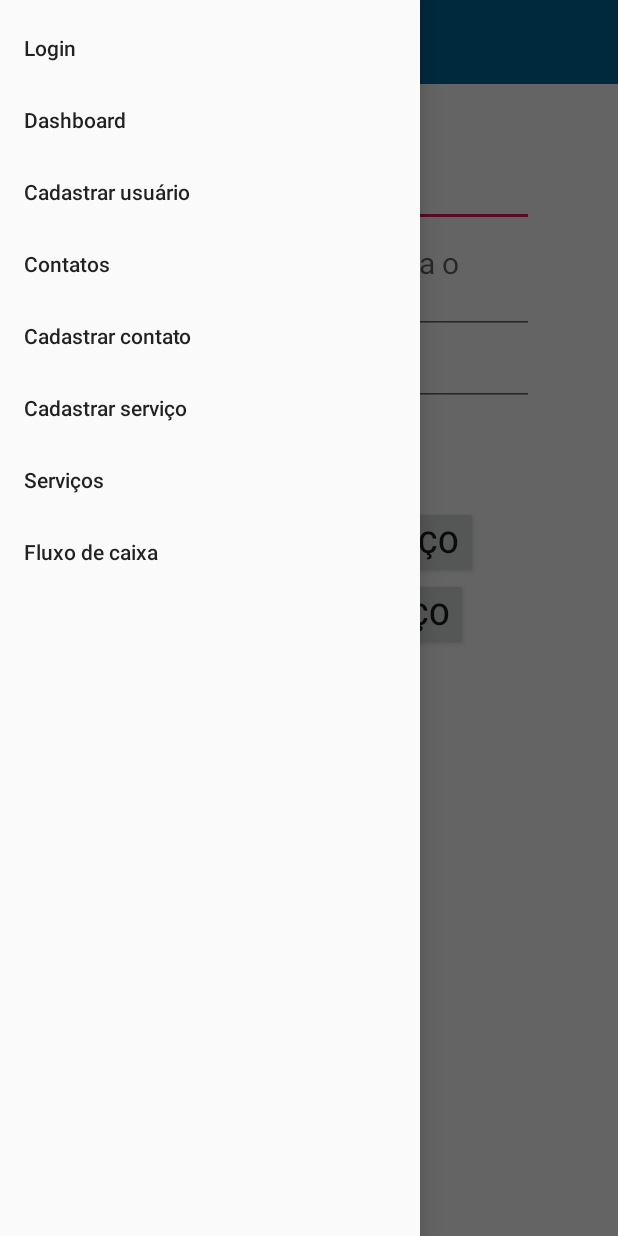
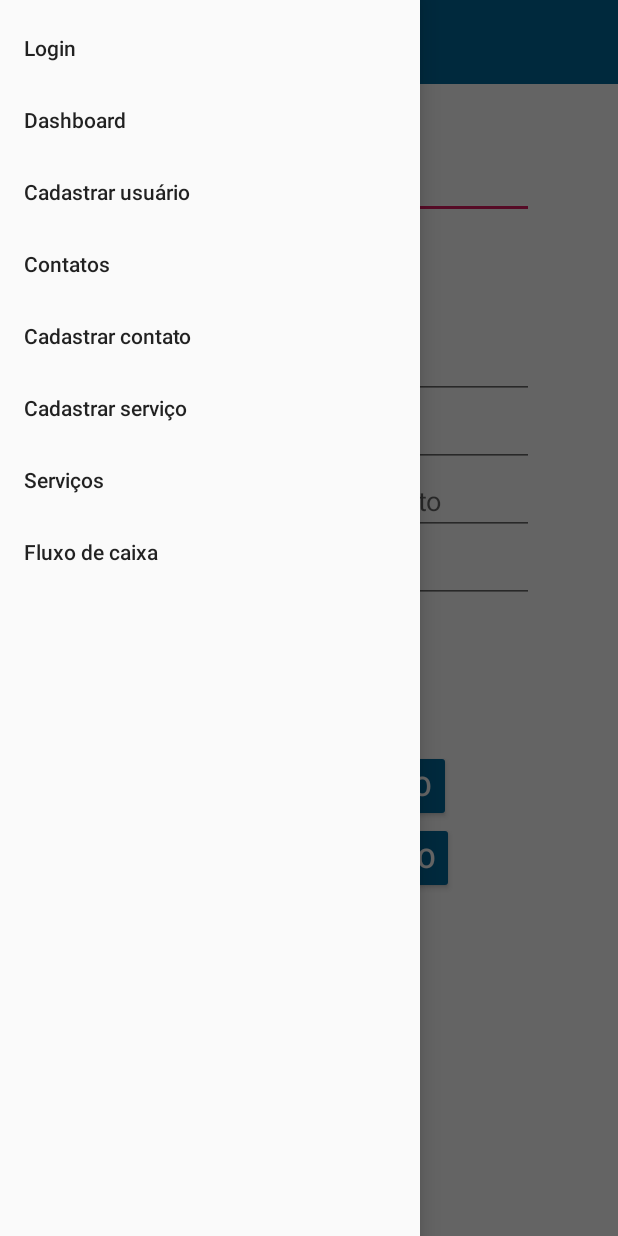
Before and after one commit to gabrielhofman/AppHairNew, an Android app: the screen it shows after launch (CadastroServico before the commit, DetalheAgendamento after it), with the side drawer open, on a phone screen of 412 x 824 dp. Run offline under Robolectric (Android 15) with nearby library versions, the phone set to English and light mode, and no system bars.

Commit message:
layout gabinho 1

```diff
--- a/app/src/main/java/com/example/apphairnew/Service/ApiService.java
+++ b/app/src/main/java/com/example/apphairnew/Service/ApiService.java
@@ -1,6 +1,7 @@
 package com.example.apphairnew.Service;
 
 import com.example.apphairnew.model.ContatoModel;
+import com.example.apphairnew.model.HorarioModel;
 import com.example.apphairnew.model.LoginModel;
 import com.example.apphairnew.model.ProfModel;
 import com.example.apphairnew.model.ServicoModel;
@@ -8,6 +9,7 @@ import com.example.apphairnew.response.CadContatoResponse;
 import com.example.apphairnew.response.CadProfResponse;
 import com.example.apphairnew.response.CadServicoResponse;
 import com.example.apphairnew.response.CepResponse;
+import com.example.apphairnew.response.HorarioResponse;
 import com.example.apphairnew.response.LoginResponse;
 
 import retrofit2.Call;
@@ -33,6 +35,9 @@ public interface ApiService {
     @POST("auth/CadastroServico")
     Call<CadServicoResponse> CadServico(@Body ServicoModel body);
 
+    @POST("auth/MarcarHorario")
+    Call<HorarioResponse> MarcarHorario(@Body HorarioModel body);
+
 
 
     @GET("{CEP}/json")
--- /dev/null
+++ b/app/src/main/java/com/example/apphairnew/ui/DetalheAgendamento.java
@@ -0,0 +1,162 @@
+package com.example.apphairnew.ui;
+
+import android.content.Intent;
+import android.support.annotation.NonNull;
+import android.support.design.widget.NavigationView;
+import android.support.v4.widget.DrawerLayout;
+import android.support.v7.app.ActionBar;
+import android.support.v7.app.AppCompatActivity;
+import android.os.Bundle;
+import android.support.v7.widget.Toolbar;
+import android.view.MenuItem;
+import android.view.View;
+import android.widget.Button;
+import android.widget.EditText;
+import android.widget.Toast;
+
+import com.example.apphairnew.R;
+import com.example.apphairnew.Service.ApiService;
+import com.example.apphairnew.model.HorarioModel;
+import com.example.apphairnew.response.HorarioResponse;
+import com.example.apphairnew.web.ApiControler;
+
+import retrofit2.Call;
+import retrofit2.Callback;
+import retrofit2.Response;
+
+public class DetalheAgendamento extends AppCompatActivity implements View.OnClickListener, NavigationView.OnNavigationItemSelectedListener {
+
+    private EditText campoNomeContato;
+    private EditText campoHoraInicio;
+    private EditText campoHoraFim;
+    private EditText campoNomeServico;
+    private EditText campoPrecoServico;
+
+    private Button botaoSalvarHorario;
+    private Button botaoConcluirHorario;
+    private Button botaoCancelarHorario;
+
+    private Toolbar toolbar;
+    private ActionBar actionBar;
+    private DrawerLayout drawerLayout;
+    private NavigationView navigationView;
+
+    private String nomeContato, horaInicio, horaFim, nomeServico;
+    private Float precoServico;
+    HorarioModel horarioModel = new HorarioModel();
+
+    private ApiService service = ApiControler.CreateController();
+
+
+    @Override
+    protected void onCreate(Bundle savedInstanceState) {
+        super.onCreate(savedInstanceState);
+        setContentView(R.layout.activity_detalhe_agendamento);
+
+        navigationView = (NavigationView) findViewById(R.id.navigation_view);
+        drawerLayout=(DrawerLayout) findViewById(R.id.drawer_layout);
+
+        //  Toolbar toolbar = (Toolbar) findViewById(R.id.toolbar);
+
+        Toolbar toolbar = (Toolbar) findViewById(R.id.toolbar);
+        setSupportActionBar(toolbar);
+
+        navigationView.setNavigationItemSelectedListener(this);
+
+        actionBar = getSupportActionBar();
+        actionBar.setDisplayHomeAsUpEnabled(true);
+        actionBar.setHomeAsUpIndicator(R.drawable.ic_menu_white_24dp);
+        actionBar.setTitle("Detalhes do horário");
+
+        campoNomeContato = (EditText) findViewById(R.id.campoNomeContato);
+        campoHoraInicio = (EditText) findViewById(R.id.campoHoraInicio);
+        campoHoraFim = (EditText) findViewById(R.id.campoHoraFim);
+        campoNomeServico = (EditText) findViewById(R.id.campoTipoServico);
+        campoPrecoServico = (EditText) findViewById(R.id.campoPrecoServico);
+
+        Button botaoSalvarHorario = (Button)findViewById(R.id.botaoSalvarHorario);
+        this.botaoSalvarHorario = botaoSalvarHorario;
+        botaoSalvarHorario.setOnClickListener(this);
+
+        Button botaoConcluirHorario = (Button)findViewById(R.id.botaoConcluirHorario);
+        this.botaoConcluirHorario = botaoConcluirHorario;
+        botaoConcluirHorario.setOnClickListener(this);
+
+        Button botaoCalcelarHorario = (Button)findViewById(R.id.botaoCancelarHorario);
+        this.botaoCancelarHorario = botaoCalcelarHorario;
+        botaoCalcelarHorario.setOnClickListener(this);
+
+    }
+
+    @Override
+    public boolean onNavigationItemSelected(@NonNull MenuItem menuItem) {
+        drawerLayout.closeDrawers();
+
+        switch (menuItem.getItemId()) {
+            case R.id.login:
+                Intent intent = new Intent(this, Login.class);
+                startActivity(intent);
+                return true;
+
+            case R.id.dashboard:
+                Intent intent3 = new Intent(this, DashBoard.class);
+                startActivity(intent3);
+                return true;
+
+            case R.id.cadastrar_usuario:
+                Intent intent1 = new Intent(this, CadastroUsuario.class);
+                startActivity(intent1);
+                return true;
+
+            case R.id.novo_contato:
+                Intent intent2 = new Intent(this, CadastroContato.class);
+                startActivity(intent2);
+                return true;
+
+            case R.id.contatos:
+                Intent intent4 = new Intent(this, Contatos.class);
+                startActivity(intent4);
+                return true;
+
+            case R.id.cadastro_servico:
+                Intent intent5 = new Intent(this, CadastroServico.class);
+                startActivity(intent5);
+                return true;
+
+        }
+        return false;
+    }
+    @Override
+    public void onClick(View v) {
+
+        if (v==botaoSalvarHorario){
+            nomeContato = campoNomeContato.getText().toString();
+            horaInicio = campoHoraInicio.getText().toString();
+            horaFim = campoHoraFim.getText().toString();
+            nomeServico = campoNomeServico.getText().toString();
+            precoServico = Float.valueOf(campoPrecoServico.getText().toString());
+
+            service.MarcarHorario(horarioModel).enqueue(new Callback<HorarioResponse>() {
+                @Override
+                public void onResponse(Call<HorarioResponse> call, Response<HorarioResponse> response) {
+                    String mensagem;
+                    if (response.body().isSuccess()) {
+                        mensagem = "Cadastro efetuado com sucesso";
+                    } else {
+                        mensagem = "Falha no cadastro:   " + response.body().getMessage();
+                    }
+
+                    Toast.makeText(getApplicationContext(), mensagem, Toast.LENGTH_SHORT).show();
+                }
+
+                @Override
+                public void onFailure(Call<HorarioResponse> call, Throwable t) {
+                    Toast.makeText(getApplicationContext(), "Houve um erro:" + t.getMessage(), Toast.LENGTH_SHORT).show();
+                    t.printStackTrace();
+
+                }
+            });
+        }
+
+    }
+}
--- a/app/src/main/res/layout/activity_dash_board.xml
+++ b/app/src/main/res/layout/activity_dash_board.xml
@@ -13,6 +13,8 @@
         android:layout_height="match_parent"
         android:orientation="vertical"
         android:background="@color/white">
+
+
 
     <android.support.v7.widget.Toolbar
         android:layout_width="match_parent"
@@ -319,10 +321,14 @@
 
 
         </android.support.v7.widget.CardView>
+
+
     </LinearLayout>
 
 
     </LinearLayout>
+
+
 
     <android.support.design.widget.NavigationView
         android:layout_width="wrap_content"
--- /dev/null
+++ b/app/src/main/res/layout/activity_detalhe_agendamento.xml
@@ -0,0 +1,173 @@
+<?xml version="1.0" encoding="utf-8"?>
+<android.support.v4.widget.DrawerLayout xmlns:android="http://schemas.android.com/apk/res/android"
+    xmlns:app="http://schemas.android.com/apk/res-auto"
+    xmlns:tools="http://schemas.android.com/tools"
+    android:layout_width="match_parent"
+    android:layout_height="match_parent"
+    tools:context=".ui.DetalheAgendamento">
+
+    <LinearLayout
+        android:layout_width="match_parent"
+        android:layout_height="match_parent"
+        android:orientation="vertical">
+
+
+    <android.support.v7.widget.Toolbar
+        android:layout_width="match_parent"
+        android:layout_height="?attr/actionBarSize"
+        android:background="@color/colorPrimary"
+        android:theme="@style/Widget.AppCompat.Toolbar"
+        android:id="@+id/toolbar"></android.support.v7.widget.Toolbar>
+
+    <ScrollView
+        android:layout_width="match_parent"
+        android:layout_height="wrap_content">
+    <RelativeLayout
+        android:layout_width="match_parent"
+        android:layout_height="match_parent">
+
+
+
+        <TextView
+        android:id="@+id/centralizador"
+        android:layout_width="50dp"
+        android:layout_height="20dp"
+        android:layout_centerHorizontal="true"
+
+        />
+        <TextView
+            android:id="@+id/labelSobreCliente"
+            android:layout_width="wrap_content"
+            android:layout_height="wrap_content"
+            android:hint="Sobre o cliente:"
+            android:textSize="18dp"
+            android:textColorHint="@color/colorPrimary"
+            android:layout_below="@+id/centralizador"/>
+
+
+        <EditText
+            android:id="@+id/campoNomeContato"
+            android:layout_width="300dp"
+            android:layout_height="wrap_content"
+            android:layout_centerHorizontal="true"
+            android:hint="Digite o nome do cliente"
+            android:textSize="18dp"
+            android:layout_below="@id/labelSobreCliente"
+            android:inputType="textPersonName"
+            />
+
+        <TextView
+            android:id="@+id/espacoVazio1"
+            android:layout_width="50dp"
+            android:layout_height="50dp"
+            android:layout_centerHorizontal="true"
+            android:layout_below="@id/campoNomeContato"
+            />
+
+        <TextView
+        android:id="@+id/labelSobreServico"
+        android:layout_width="wrap_content"
+        android:layout_height="wrap_content"
+        android:hint="Sobre o serviço:"
+        android:textSize="18dp"
+        android:textColorHint="@color/colorPrimary"
+        android:layout_below="@+id/espacoVazio1"/>
+
+        <EditText
+        android:id="@+id/campoHoraInicio"
+        android:layout_width="300dp"
+        android:layout_height="wrap_content"
+        android:layout_centerHorizontal="true"
+        android:hint="Hora de início: XX:XX"
+        android:textSize="18dp"
+        android:layout_below="@id/labelSobreServico"
+        />
+
+        <EditText
+            android:id="@+id/campoHoraFim"
+            android:layout_width="300dp"
+            android:layout_height="wrap_content"
+            android:layout_centerHorizontal="true"
+            android:hint="Hora de fim: XX:XX"
+            android:textSize="18dp"
+            android:layout_below="@id/campoHoraInicio"
+            />
+        <EditText
+            android:id="@+id/campoTipoServico"
+            android:layout_width="300dp"
+            android:layout_height="wrap_content"
+            android:layout_centerHorizontal="true"
+            android:hint="Pesquise o serviço a ser feito"
+            android:textSize="18dp"
+            android:layout_below="@id/campoHoraFim"
+            />
+        <EditText
+            android:id="@+id/campoPrecoServico"
+            android:layout_width="300dp"
+            android:layout_height="wrap_content"
+            android:layout_centerHorizontal="true"
+            android:hint="Valor: R$00,00"
+            android:textSize="18dp"
+            android:layout_below="@id/campoTipoServico"
+            />
+        <TextView
+            android:id="@+id/espacoVazio2"
+            android:layout_width="50dp"
+            android:layout_height="50dp"
+            android:layout_centerHorizontal="true"
+            android:layout_below="@id/campoPrecoServico"
+            />
+
+        <Button
+            android:id="@+id/botaoSalvarHorario"
+            android:layout_width="wrap_content"
+            android:layout_height="wrap_content"
+            android:text="Salvar"
+            android:layout_below="@+id/espacoVazio2"
+            android:textSize="18dp"
+            android:layout_centerHorizontal="true"
+            android:theme="@style/AppTheme.Button"
+            />
+
+        <Button
+            android:id="@+id/botaoConcluirHorario"
+            android:layout_width="wrap_content"
+            android:layout_height="wrap_content"
+            android:text="Concluir serviço"
+            android:layout_below="@+id/botaoSalvarHorario"
+            android:textSize="18dp"
+            android:layout_centerHorizontal="true"
+            android:theme="@style/AppTheme.Button"
+            />
+
+        <Button
+            android:id="@+id/botaoCancelarHorario"
+            android:layout_width="wrap_content"
+            android:layout_height="wrap_content"
+            android:text="Cancelar serviço"
+            android:layout_below="@+id/botaoConcluirHorario"
+            android:textSize="18dp"
+            android:layout_centerHorizontal="true"
+            android:theme="@style/AppTheme.Button"
+            />
+
+
+
+
+
+
+    </RelativeLayout>
+    </ScrollView>
+
+    </LinearLayout>
+
+    <android.support.design.widget.NavigationView
+        android:layout_width="wrap_content"
+        android:layout_height="match_parent"
+        android:layout_gravity="start"
+        android:id="@+id/navigation_view"
+        app:menu="@menu/menu_lateral"
+        app:headerLayout="@layout/drawer_header">
+    </android.support.design.widget.NavigationView>
+
+</android.support.v4.widget.DrawerLayout>
```
Also changed, not shown: app/src/main/AndroidManifest.xml (+7 -4 lines), app/src/main/java/com/example/apphairnew/model/HorarioModel.java (added, +50 -0 lines), app/src/main/java/com/example/apphairnew/response/HorarioResponse.java (added, +23 -0 lines).
